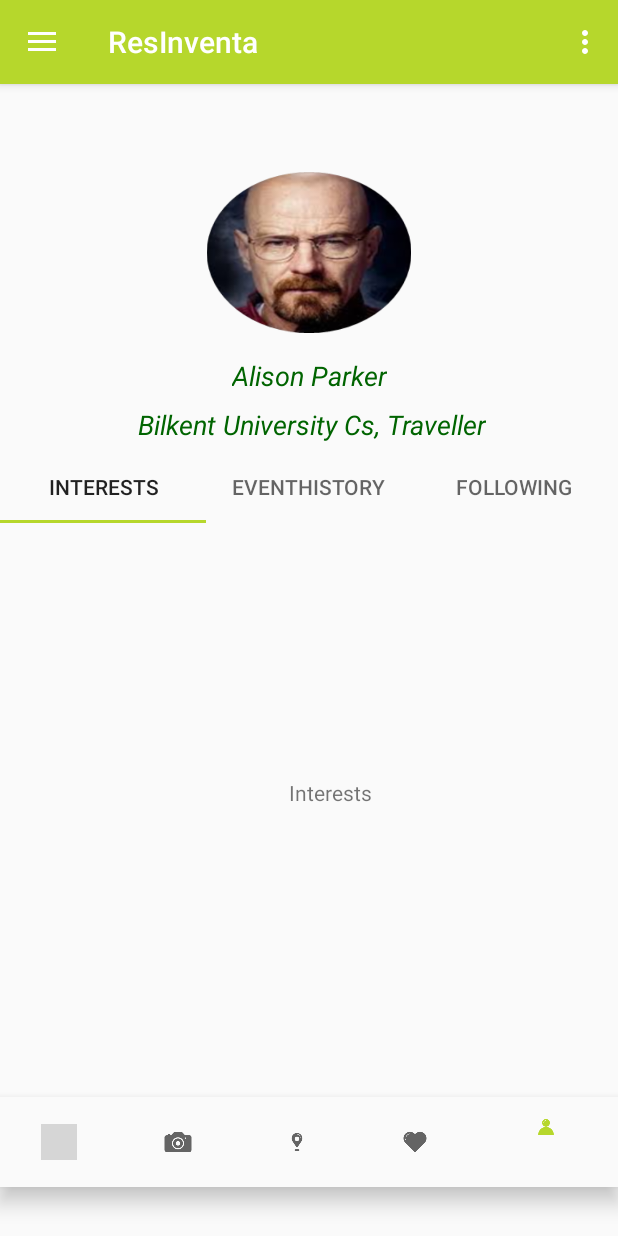
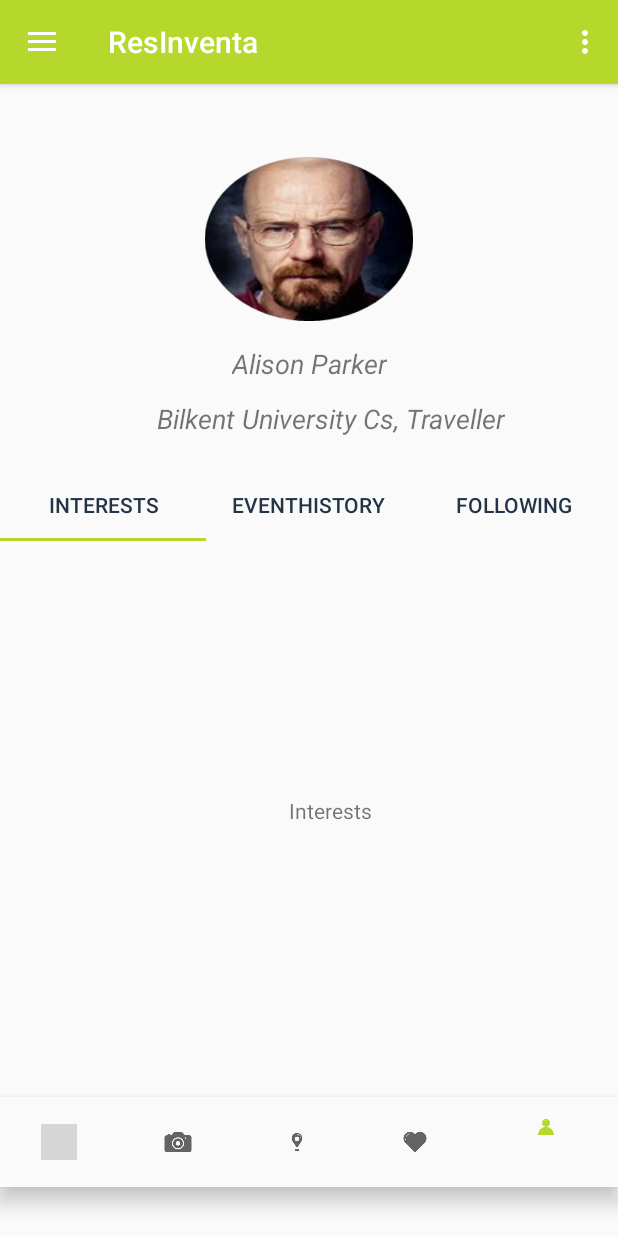
Before and after one commit to xhoanaaliu/Senior-Design-Project, an Android app: the screen it shows after launch (MainActivity), item 5 of the bottom bar chosen, on a phone screen of 412 x 824 dp. Run offline under Robolectric (Android 15) with nearby library versions, the phone set to English and light mode, and no system bars; grey boxes are pictures that could not be loaded.

Commit message:
Profile Fragment, Settings Fragment

```diff
--- a/app/src/main/java/com/example/gerard/afinal/AccountAdapter.java
+++ b/app/src/main/java/com/example/gerard/afinal/AccountAdapter.java
@@ -9,11 +9,13 @@ import android.view.LayoutInflater;
 import android.view.View;
 import android.view.ViewGroup;
 import android.widget.ImageView;
+import android.widget.LinearLayout;
 import android.widget.Switch;
 import android.widget.TextView;
 
 public class AccountAdapter extends RecyclerView.Adapter<AccountAdapter.AccountDesignHolder>  {
     private Context context;
+
 
 
     public AccountAdapter(Context context) {
@@ -31,6 +33,7 @@ public class AccountAdapter extends RecyclerView.Adapter<AccountAdapter.AccountD
             textViewLogOut=view.findViewById(R.id.textViewLogOut);
 
             imageViewLogOut=view.findViewById(R.id.imageViewLogOut);
+
 
 
 
--- a/app/src/main/java/com/example/gerard/afinal/ContactFragment.java
+++ b/app/src/main/java/com/example/gerard/afinal/ContactFragment.java
@@ -1,6 +1,7 @@
 package com.example.gerard.afinal;
 
 import android.content.Context;
+import android.graphics.PorterDuff;
 import android.net.Uri;
 import android.os.Bundle;
 import android.support.annotation.Nullable;
--- a/app/src/main/java/com/example/gerard/afinal/EventHistoryFragment.java
+++ b/app/src/main/java/com/example/gerard/afinal/EventHistoryFragment.java
@@ -1,7 +1,5 @@
 package com.example.gerard.afinal;
 
-import android.content.Context;
-import android.net.Uri;
 import android.os.Bundle;
 import android.support.v4.app.Fragment;
 import android.view.LayoutInflater;
--- a/app/src/main/java/com/example/gerard/afinal/InterestsFragment.java
+++ b/app/src/main/java/com/example/gerard/afinal/InterestsFragment.java
@@ -4,13 +4,16 @@ import android.content.Context;
 import android.content.Intent;
 import android.net.Uri;
 import android.os.Bundle;
+import android.support.annotation.Nullable;
 import android.support.v4.app.Fragment;
 import android.view.LayoutInflater;
 import android.view.View;
 import android.view.ViewGroup;
+import android.widget.TextView;
 
 public class InterestsFragment extends Fragment {
 
+    private TextView textViewInterests;
 
     @Override
     public View onCreateView(LayoutInflater inflater, ViewGroup container,
@@ -19,5 +22,11 @@ public class InterestsFragment extends Fragment {
         return inflater.inflate(R.layout.fragment_interests, container, false);
     }
 
+    @Override
+    public void onViewCreated(final View view, @Nullable Bundle savedInstanceState) {
+        super.onViewCreated(view, savedInstanceState);
+        textViewInterests = view.findViewById(R.id.textViewInterests);
 
+
+    }
 }
--- a/app/src/main/java/com/example/gerard/afinal/ProfileFragment.java
+++ b/app/src/main/java/com/example/gerard/afinal/ProfileFragment.java
@@ -4,33 +4,20 @@ import android.content.Context;
 import android.content.Intent;
 import android.net.Uri;
 import android.os.Bundle;
-import android.support.annotation.NonNull;
 import android.support.annotation.Nullable;
-import android.support.design.widget.BottomNavigationView;
 import android.support.design.widget.TabLayout;
 import android.support.v4.app.Fragment;
-import android.support.v4.app.FragmentManager;
-import android.support.v4.app.FragmentTransaction;
 import android.support.v4.view.ViewPager;
-import android.support.v4.app.FragmentPagerAdapter;
-import android.support.v7.app.AppCompatActivity;
-import android.util.Log;
 import android.view.LayoutInflater;
-import android.view.MenuItem;
 import android.view.View;
 import android.view.ViewGroup;
-import android.widget.AdapterView;
-import android.widget.Toast;
-
-import java.util.ArrayList;
-import java.util.List;
 
 
 public class ProfileFragment extends Fragment implements View.OnClickListener {
 
     private TabLayout tabs;
     private ViewPager viewPager;
-    MyAdapter adapter;
+    private MyAdapter adapter;
     public ProfileFragment() {
         // Required empty public constructor
     }
@@ -74,12 +61,12 @@ public class ProfileFragment extends Fragment implements View.OnClickListener {
     @Override
     public void onViewCreated(final View view, @Nullable Bundle savedInstanceState) {
         super.onViewCreated(view, savedInstanceState);
-        tabs=view.findViewById(R.id.tabs);
-        viewPager=view.findViewById(R.id.viewPager);
-        adapter= new MyAdapter(getFragmentManager());
+        tabs=(TabLayout) view.findViewById(R.id.tabs);
+        viewPager=(ViewPager) view.findViewById(R.id.viewPager);
+        adapter= new MyAdapter(getChildFragmentManager());
         adapter.addFragment(new InterestsFragment(),"Interests");
-        adapter.addFragment(new EventHistoryFragment(),"EventHistory");
-        adapter.addFragment(new FollowingFragment(),"Following");
+        adapter.addFragment(new EventHistoryFragment(),"EventHıstory");
+        adapter.addFragment(new FollowingFragment(),"Followıng");
         viewPager.setAdapter(adapter);
         tabs.setupWithViewPager(viewPager);
     }
@@ -95,15 +82,3 @@ public class ProfileFragment extends Fragment implements View.OnClickListener {
 
     }
 }
-
-
-    /**
-     * This interface must be implemented by activities that contain this
-     * fragment to allow an interaction in this fragment to be communicated
-     * to the activity and potentially other fragments contained in that
-     * activity.
-     * <p>
-     * See the Android Training lesson <a href=
-     * "http://developer.android.com/training/basics/fragments/communicating.html"
-     * >Communicating with Other Fragments</a> for more information.
-     */
--- a/app/src/main/java/com/example/gerard/afinal/SettingsAdapter.java
+++ b/app/src/main/java/com/example/gerard/afinal/SettingsAdapter.java
@@ -63,7 +63,7 @@ public class SettingsAdapter extends RecyclerView.Adapter<SettingsAdapter.Settin
              rate.setOnClickListener(new View.OnClickListener() {
                  @Override
                  public void onClick(View v) {
-                     //Here it will be directed to playstore.
+
                  }
              });
              contact.setOnClickListener(new View.OnClickListener() {
--- a/app/src/main/res/layout/fragment_event_history.xml
+++ b/app/src/main/res/layout/fragment_event_history.xml
@@ -7,7 +7,7 @@
     tools:context=".ProfileFragment">
 
     <TextView
-        android:id="@+id/textView3"
+        android:id="@+id/textViewEventHistory"
         android:layout_width="wrap_content"
         android:layout_height="wrap_content"
         android:layout_marginTop="168dp"
--- a/app/src/main/res/layout/fragment_following.xml
+++ b/app/src/main/res/layout/fragment_following.xml
@@ -7,7 +7,7 @@
     tools:context=".ProfileFragment">
 
     <TextView
-        android:id="@+id/textView3"
+        android:id="@+id/textViewFollowing"
         android:layout_width="wrap_content"
         android:layout_height="wrap_content"
         android:layout_marginTop="168dp"
--- a/app/src/main/res/layout/fragment_interests.xml
+++ b/app/src/main/res/layout/fragment_interests.xml
@@ -7,7 +7,7 @@
     tools:context=".ProfileFragment">
 
     <TextView
-        android:id="@+id/textView3"
+        android:id="@+id/textViewInterests"
         android:layout_width="wrap_content"
         android:layout_height="wrap_content"
         android:layout_marginTop="170dp"
--- a/app/src/main/res/layout/fragment_profile.xml
+++ b/app/src/main/res/layout/fragment_profile.xml
@@ -7,19 +7,54 @@
     tools:context=".ProfileFragment">
 
 
-    <TextView
-        android:id="@+id/textView2"
-        android:layout_width="wrap_content"
+    <android.support.design.widget.TabLayout
+        android:id="@+id/tabs"
+        android:layout_width="match_parent"
         android:layout_height="wrap_content"
-        android:layout_marginTop="8dp"
-        android:layout_marginEnd="88dp"
-        android:layout_marginRight="88dp"
-        android:text="Bilkent University Cs, Traveller"
-        android:textColor="@color/colorPrimaryDark"
-        android:textSize="18sp"
-        android:textStyle="italic"
+        android:layout_marginTop="224dp"
         app:layout_constraintEnd_toEndOf="parent"
-        app:layout_constraintTop_toBottomOf="@+id/userName" />
+        app:layout_constraintHorizontal_bias="0.0"
+        app:layout_constraintStart_toStartOf="parent"
+        app:layout_constraintTop_toTopOf="parent"
+        app:tabIndicatorColor="@color/colorPrimary"
+        app:tabTextColor="@color/colorPrimaryDark">
+
+        <android.support.design.widget.TabItem
+            android:layout_width="wrap_content"
+            android:layout_height="wrap_content"
+            android:text="Interests" />
+
+        <android.support.design.widget.TabItem
+            android:layout_width="wrap_content"
+            android:layout_height="wrap_content"
+            android:text="EventHıstory" />
+
+        <android.support.design.widget.TabItem
+            android:layout_width="wrap_content"
+            android:layout_height="wrap_content"
+            android:text="Followıng" />
+    </android.support.design.widget.TabLayout>
+
+    <android.support.v4.view.ViewPager
+        android:id="@+id/viewPager"
+        android:layout_width="match_parent"
+        android:layout_height="match_parent"
+        android:layout_marginTop="272dp"
+        app:layout_constraintEnd_toEndOf="parent"
+        app:layout_constraintHorizontal_bias="1.0"
+        app:layout_constraintStart_toStartOf="parent"
+        app:layout_constraintTop_toTopOf="parent" />
+
+    <ImageView
+        android:id="@+id/profilePicture"
+        android:layout_width="140dp"
+        android:layout_height="109dp"
+        android:layout_marginTop="16dp"
+        android:layout_marginEnd="136dp"
+        android:layout_marginRight="136dp"
+        android:src="@drawable/pp"
+        app:layout_constraintEnd_toEndOf="parent"
+        app:layout_constraintTop_toTopOf="parent" />
 
     <TextView
         android:id="@+id/userName"
@@ -29,46 +64,21 @@
         android:layout_marginEnd="154dp"
         android:layout_marginRight="154dp"
         android:text="Alison Parker"
-        android:textColor="@color/colorPrimaryDark"
         android:textSize="18sp"
         android:textStyle="italic"
         app:layout_constraintEnd_toEndOf="parent"
         app:layout_constraintTop_toBottomOf="@+id/profilePicture" />
 
-    <ImageView
-        android:id="@+id/profilePicture"
-        android:layout_width="145dp"
-        android:layout_height="107dp"
-        android:layout_marginStart="132dp"
-        android:layout_marginLeft="132dp"
-        android:layout_marginTop="26dp"
-        android:layout_marginEnd="132dp"
-        android:layout_marginRight="132dp"
+    <TextView
+        android:id="@+id/textView2"
+        android:layout_width="wrap_content"
+        android:layout_height="wrap_content"
+        android:layout_marginTop="12dp"
+        android:layout_marginEnd="75dp"
+        android:layout_marginRight="75dp"
+        android:text="Bilkent University Cs, Traveller"
+        android:textSize="18sp"
+        android:textStyle="italic"
         app:layout_constraintEnd_toEndOf="parent"
-        app:layout_constraintStart_toStartOf="parent"
-        app:layout_constraintTop_toTopOf="parent"
-        app:srcCompat="@drawable/pp" />
-
-    <android.support.design.widget.TabLayout
-        android:id="@+id/tabs"
-        android:layout_width="match_parent"
-        android:layout_height="wrap_content"
-        android:layout_marginTop="212dp"
-        app:layout_constraintEnd_toEndOf="parent"
-        app:layout_constraintHorizontal_bias="0.0"
-        app:layout_constraintStart_toStartOf="parent"
-        app:layout_constraintTop_toTopOf="parent"
-        app:tabIndicatorColor="@color/colorPrimary">
-
-
-    </android.support.design.widget.TabLayout>
-
-    <android.support.v4.view.ViewPager
-        android:id="@+id/viewPager"
-        android:layout_width="0dp"
-        android:layout_height="0dp"
-        app:layout_constraintBottom_toBottomOf="parent"
-        app:layout_constraintEnd_toEndOf="parent"
-        app:layout_constraintStart_toStartOf="parent"
-        app:layout_constraintTop_toBottomOf="@+id/tabs" />
+        app:layout_constraintTop_toBottomOf="@+id/userName" />
 </android.support.constraint.ConstraintLayout>
--- a/app/src/main/res/values/colors.xml
+++ b/app/src/main/res/values/colors.xml
@@ -1,6 +1,6 @@
 <?xml version="1.0" encoding="utf-8"?>
 <resources>
-    <color name="colorPrimary">#B6D72C</color>
-    <color name="colorPrimaryDark">#006400</color>
+    <color name="colorPrimary">#b6d72c</color>
+    <color name="colorPrimaryDark">#243447</color>
     <color name="colorAccent">#ebff63</color>
 </resources>
--- a/app/src/main/res/values/styles.xml
+++ b/app/src/main/res/values/styles.xml
@@ -12,8 +12,14 @@
         <item name="windowActionBar">false</item>
         <item name="windowNoTitle">true</item>
     </style>
+    <style name="MyEditTextStyle" parent="Widget.AppCompat.EditText">
+        <item name="colorControlActivated">#243447</item>
+    </style>
 
     <style name="AppTheme.AppBarOverlay" parent="ThemeOverlay.AppCompat.Dark.ActionBar" />
+   <style name="SwitchTheme" parent="Theme.AppCompat.Light">
+       <item name = "colorControlActivated">#148E13</item>
+   </style>
 
     <style name="AppTheme.PopupOverlay" parent="ThemeOverlay.AppCompat.Light" />
     <style name="PrimaryFlatButton" parent="Theme.AppCompat.Light">
```
Also changed, not shown: app/src/main/java/com/example/gerard/afinal/MainActivity.java (+1 -13 lines), app/src/main/res/layout/card_account_design.xml (+20 -21 lines), app/src/main/res/layout/card_settings_design.xml (+18 -17 lines), app/src/main/res/layout/fragment_comment.xml (+6 -6 lines), app/src/main/res/layout/fragment_contact.xml (+67 -53 lines), app/src/main/java/com/example/gerard/afinal/MyAdapter.java (line endings or trailing spaces), app/src/main/res/drawable-v21/logout.png (added), app/src/main/res/drawable-v21/out.png (deleted). Lines whose indentation alone changed are shown as unchanged.
